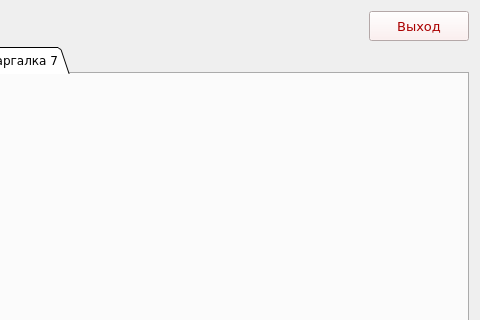
The window that Medic/forms/ui/form6.ui (W3STi/Medical-calculate-programm) describes before a commit, drawn with Qt 5; both pictures show x 565 to 1045 and y 0 to 320 of the 1045 by 558 pixel window.
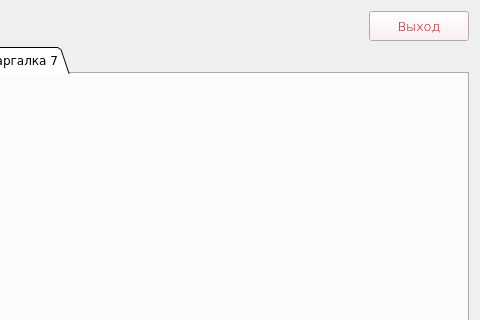
The same window after the commit.

Patch:
```diff
--- a/Medic/forms/ui/form6.ui
+++ b/Medic/forms/ui/form6.ui
@@ -54,6 +54,7 @@
       <font>
        <family>Verdana</family>
        <pointsize>10</pointsize>
+       <weight>9</weight>
        <italic>false</italic>
        <bold>false</bold>
       </font>
```
Left out of the diff: 4 changed lines with no effect on the pictures.
